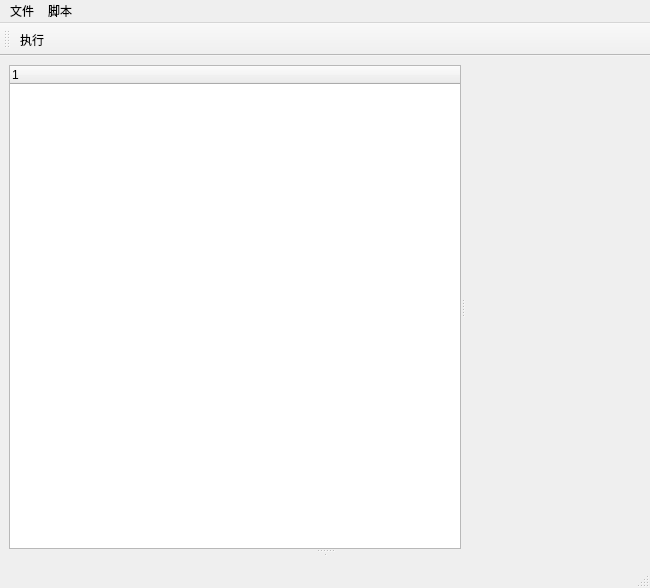
The window that clip_trans/clip_trans.ui (weijia/clip_trans) describes before a commit, drawn with Qt 5.
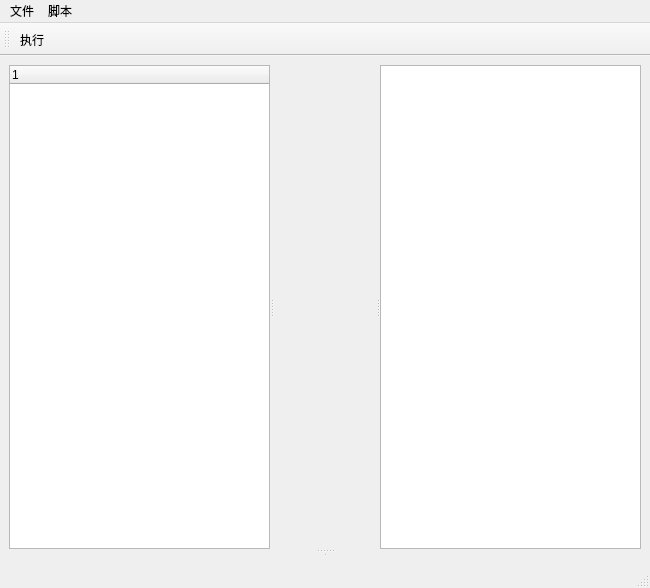
The same window after the commit. Custom widgets are drawn as their Qt base class.

```diff
--- a/clip_trans/clip_trans.ui
+++ b/clip_trans/clip_trans.ui
@@ -39,6 +39,13 @@
          <string/>
         </property>
        </widget>
+       <widget class="QWidget" name="verticalLayoutWidget">
+        <layout class="QVBoxLayout" name="verticalLayout">
+         <item>
+          <widget class="QTextEdit" name="textEdit_4"/>
+         </item>
+        </layout>
+       </widget>
       </widget>
       <widget class="QSplitter" name="splitter">
        <property name="orientation">
```
